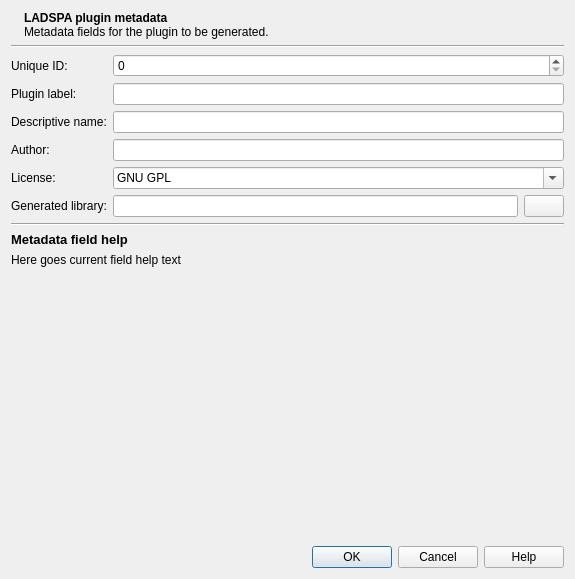
clam-project/clam, file NetworkEditor/src/LadspaMetadataEditor.ui: the form before one commit.
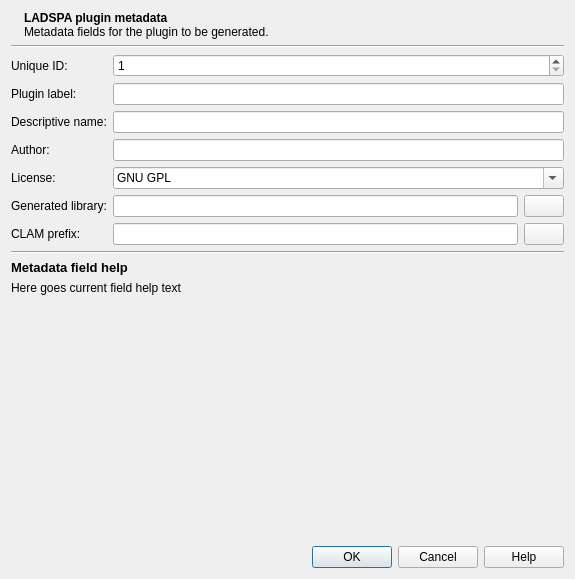
The form after the commit. Icons and pictures are not drawn. Custom widgets are drawn as their Qt base class.

Commit message: * Ladspa generation is working:  * Fix: temp files flushed before compiling  * Added the clam prefix option  * file templates moved out of the function

What changed in the file:
```diff
--- a/NetworkEditor/src/LadspaMetadataEditor.ui
+++ b/NetworkEditor/src/LadspaMetadataEditor.ui
@@ -103,6 +103,9 @@
        <property name="whatsThis" >
         <string>The unique id is a number that indentifies the plugin uniquely world wide.</string>
        </property>
+       <property name="minimum" >
+        <number>1</number>
+       </property>
        <property name="maximum" >
         <number>2147483647</number>
        </property>
@@ -216,7 +219,35 @@
         </widget>
        </item>
        <item>
-        <widget class="QPushButton" name="choseLibraryFile" >
+        <widget class="QPushButton" name="browseLadspaLibrary" >
+         <property name="icon" >
+          <iconset resource="images.qrc" >
+           <normaloff>:/icons/images/fileopen.png</normaloff>:/icons/images/fileopen.png</iconset>
+         </property>
+        </widget>
+       </item>
+      </layout>
+     </item>
+     <item row="8" column="0" >
+      <widget class="QLabel" name="label_12" >
+       <property name="text" >
+        <string>CLAM prefix:</string>
+       </property>
+      </widget>
+     </item>
+     <item row="8" column="1" >
+      <layout class="QHBoxLayout" name="horizontalLayout_3" >
+       <item>
+        <widget class="QLineEdit" name="clamPrefix" >
+         <property name="whatsThis" >
+          <string>The prefix where the CLAM libraries have been installed. Common paths are: /usr or /usr/local in Linux/Unix/MacOs and c:/MinGW/local in windows.
+
+Building LADSPA plugins requires the development files or SDK not just the run time libraries.</string>
+         </property>
+        </widget>
+       </item>
+       <item>
+        <widget class="QPushButton" name="browseClamPrefix" >
          <property name="icon" >
           <iconset resource="images.qrc" >
            <normaloff>:/icons/images/fileopen.png</normaloff>:/icons/images/fileopen.png</iconset>
```
Left out of the diff: 10 changed lines with no effect on the pictures. The commit also changes 1 other file.
